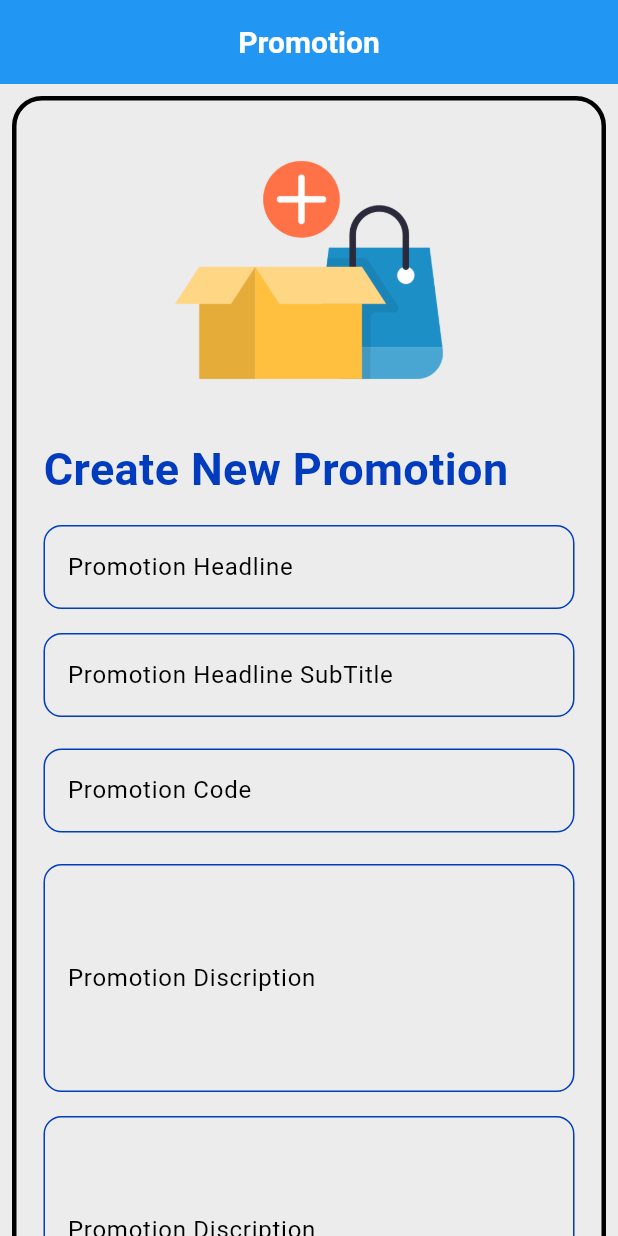
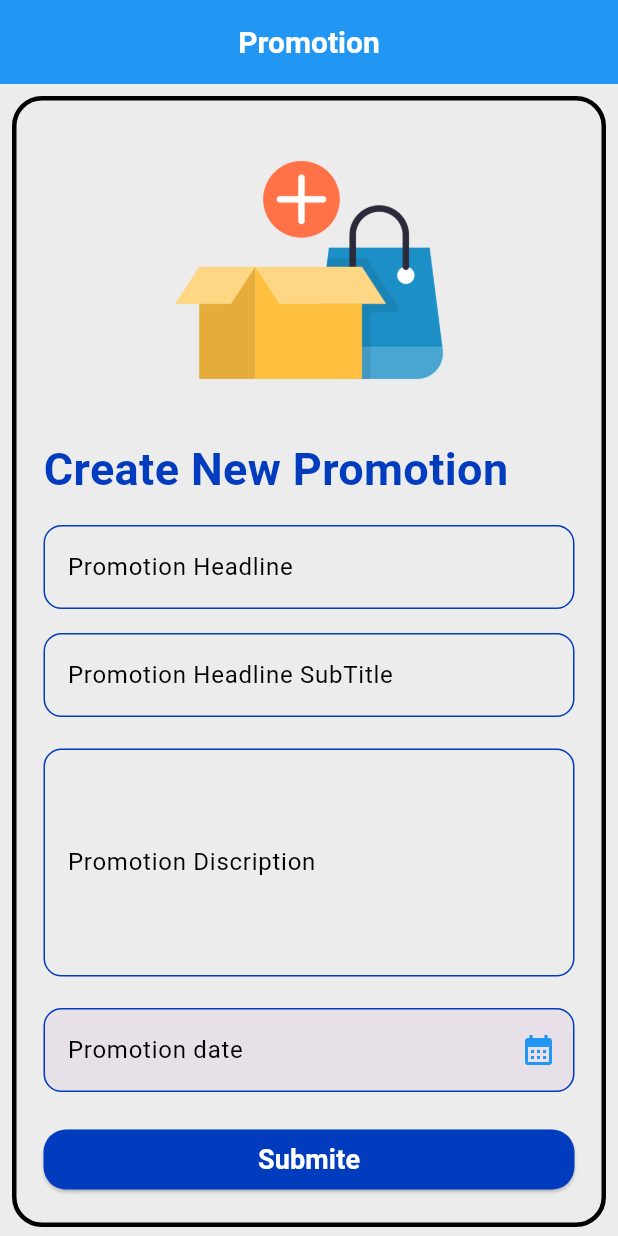
Before and after one commit to Dimmithra/mobile_pos_admin, a Flutter app: the CreatePromotionScreen widget shown alone on an empty page, opened directly, on a phone screen of 412 x 824 dp. Run offline on Flutter 3.47's test engine with Material 3 defaults, Android fonts, the light colour scheme and no system bars; our stand-ins replace animated_custom_dropdown, cached_network_image, connectivity_plus, flutter_datetime_picker_plus, flutter_secure_storage, loading_animation_widget and 1 more; missing offline and left inert: fast_cached_network_image; accounts and stored records are empty.

Commit message:
promotion create

```diff
--- /dev/null
+++ b/lib/model/promotion_create_model.dart
@@ -0,0 +1,21 @@
+class PromotionCreateResponseModel {
+  String? status;
+  String? success;
+  String? message;
+
+  PromotionCreateResponseModel({this.status, this.success, this.message});
+
+  PromotionCreateResponseModel.fromJson(Map<String, dynamic> json) {
+    status = json['status'];
+    success = json['success'];
+    message = json['message'];
+  }
+
+  Map<String, dynamic> toJson() {
+    final Map<String, dynamic> data = new Map<String, dynamic>();
+    data['status'] = this.status;
+    data['success'] = this.success;
+    data['message'] = this.message;
+    return data;
+  }
+}
--- a/lib/pages/promotion_screen/create_new_promotion.dart
+++ b/lib/pages/promotion_screen/create_new_promotion.dart
@@ -20,6 +20,15 @@ class CreatePromotionScreen extends StatefulWidget {
 
 class _CreatePromotionScreenState extends State<CreatePromotionScreen> {
   final formKey = GlobalKey<FormState>();
+  @override
+  void initState() {
+    WidgetsBinding.instance.addPostFrameCallback((_) {
+      Provider.of<PromotionProvider>(context, listen: false)
+          .clearPromotionCreateData();
+    });
+    super.initState();
+  }
+
   @override
   Widget build(BuildContext context) {
     return CommonMainScreen(
@@ -106,23 +115,23 @@ class _CreatePromotionScreenState extends State<CreatePromotionScreen> {
                             ),
                           ),
                         ),
-                        const SizedBox(height: 5),
-                        Padding(
-                          padding: const EdgeInsets.all(8.0),
-                          child: SizedBox(
-                            width: kIsWeb
-                                ? 550
-                                : MediaQuery.of(context).size.width,
-                            child: CommonInput(
-                              hintText: 'Promotion Code',
-                              label: 'Promotion Code',
-                              fullboader: true,
-                              isValidate: true,
-                              controller: promotionProvider
-                                  .getpromotionCodeeControllerr,
-                            ),
-                          ),
-                        ),
+                        // const SizedBox(height: 5),
+                        // Padding(
+                        //   padding: const EdgeInsets.all(8.0),
+                        //   child: SizedBox(
+                        //     width: kIsWeb
+                        //         ? 550
+                        //         : MediaQuery.of(context).size.width,
+                        //     child: CommonInput(
+                        //       hintText: 'Promotion Code',
+                        //       label: 'Promotion Code',
+                        //       fullboader: true,
+                        //       isValidate: true,
+                        //       controller: promotionProvider
+                        //           .getpromotionCodeeControllerr,
+                        //     ),
+                        //   ),
+                        // ),
                         const SizedBox(height: 5),
                         Padding(
                           padding: const EdgeInsets.all(8.0),
@@ -141,23 +150,23 @@ class _CreatePromotionScreenState extends State<CreatePromotionScreen> {
                             ),
                           ),
                         ),
-                        Padding(
-                          padding: const EdgeInsets.all(8.0),
-                          child: SizedBox(
-                            width: kIsWeb
-                                ? 550
-                                : MediaQuery.of(context).size.width,
-                            child: CommonInput(
-                              maxLines: 5,
-                              hintText: 'Promotion ',
-                              label: 'Promotion Discription',
-                              fullboader: true,
-                              isValidate: true,
-                              controller: promotionProvider
-                                  .getpromotionDiscriptionController,
-                            ),
-                          ),
-                        ),
+                        // Padding(
+                        //   padding: const EdgeInsets.all(8.0),
+                        //   child: SizedBox(
+                        //     width: kIsWeb
+                        //         ? 550
+                        //         : MediaQuery.of(context).size.width,
+                        //     child: CommonInput(
+                        //       maxLines: 5,
+                        //       hintText: 'Promotion ',
+                        //       label: 'Promotion Discription',
+                        //       fullboader: true,
+                        //       isValidate: true,
+                        //       controller: promotionProvider
+                        //           .getpromotionDiscriptionController,
+                        //     ),
+                        //   ),
+                        // ),
                         const SizedBox(height: 5),
                         Padding(
                           padding: const EdgeInsets.all(8.0),
--- a/lib/provider/promotion_provider.dart
+++ b/lib/provider/promotion_provider.dart
@@ -1,7 +1,15 @@
+import 'dart:convert';
+
 import 'package:flutter/cupertino.dart';
+import 'package:flutter/material.dart';
+import 'package:mobile_pos_adminpanell/model/promotion_create_model.dart';
+import 'package:mobile_pos_adminpanell/pages/home_page/home.dart';
 import 'dart:developer' as dev;
 
 import 'package:mobile_pos_adminpanell/service/http_connector.dart';
+import 'package:mobile_pos_adminpanell/service/url.dart';
+import 'package:mobile_pos_adminpanell/utils/message.dart';
+import 'package:rflutter_alert/rflutter_alert.dart';
 
 class PromotionProvider extends ChangeNotifier {
   DateTime selecteddate = DateTime.now();
@@ -14,9 +22,9 @@ class PromotionProvider extends ChangeNotifier {
   TextEditingController get getpromotionSubTitleController =>
       promotionSubTitleController;
 
-  TextEditingController promotionCodeeController = TextEditingController();
-  TextEditingController get getpromotionCodeeControllerr =>
-      promotionCodeeController;
+  // TextEditingController promotionCodeeController = TextEditingController();
+  // TextEditingController get getpromotionCodeeControllerr =>
+  //     promotionCodeeController;
 
   TextEditingController promotionDiscriptionController =
       TextEditingController();
@@ -25,6 +33,15 @@ class PromotionProvider extends ChangeNotifier {
   TextEditingController promotionDateController = TextEditingController();
   TextEditingController get getpromotionDateController =>
       promotionDateController;
+
+  Future<void> clearPromotionCreateData() async {
+    setloadingCreateData(false);
+    getpromotionHeadLineController.clear();
+    getpromotionSubTitleController.clear();
+    // getpromotionCodeeControllerr.clear();
+    getpromotionDiscriptionController.clear();
+    getpromotionDateController.clear();
+  }
 
   //Save Promotion Data
 
@@ -44,10 +61,37 @@ class PromotionProvider extends ChangeNotifier {
         "sub_title": promotionSubTitleController.text,
         "discription": promotionDiscriptionController.text,
         "promotion_date": promotionDateController.text,
-        "other_comment": "",
+        // "other_comment": getpromotionDiscriptionController.text,
       };
+      dev.log("$data");
+      final response = await commonHttp.post(kcreatePromotion, data);
+      dev.log('${response}');
+      PromotionCreateResponseModel temp =
+          PromotionCreateResponseModel.fromJson(jsonDecode(response));
+      if (temp.success == "Success") {
+        commonMessage(context,
+            errorTxt: '${temp.message}',
+            btnType: 3,
+            buttons: [
+              DialogButton(
+                child: const Text('Okay'),
+                onPressed: () {
+                  Navigator.pushAndRemoveUntil(context, MaterialPageRoute(
+                    builder: (context) {
+                      return const HomePage();
+                    },
+                  ), (route) => false);
+                },
+              )
+            ]).show();
+      } else {
+        commonMessage(context, errorTxt: "${temp.message}").show();
+      }
     } catch (e) {
       dev.log("$e");
+      setloadingCreateData(false);
+    } finally {
+      setloadingCreateData(false);
     }
   }
 }
--- a/lib/service/url.dart
+++ b/lib/service/url.dart
@@ -1,5 +1,5 @@
 // ignore: constant_identifier_names
-const BASE_URL = "http://192.168.52.9:3000";
+const BASE_URL = "http://192.168.50.9:3000";
 
 //User registratin
 const kuserregistration = "$BASE_URL/userregistration";
```
